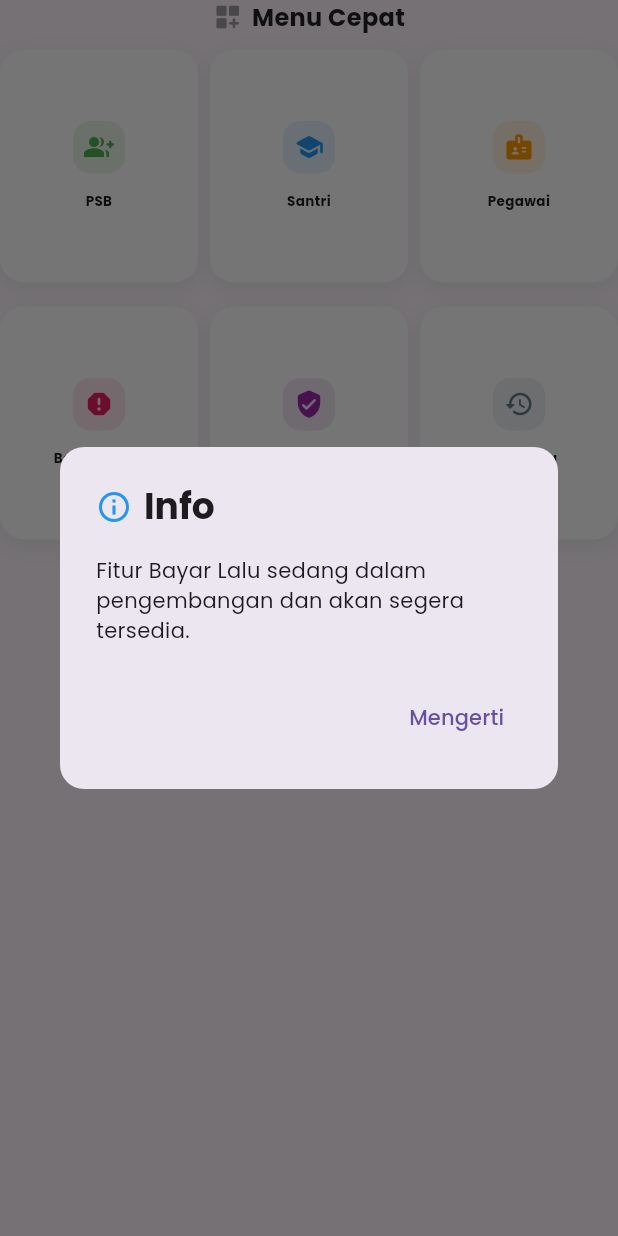
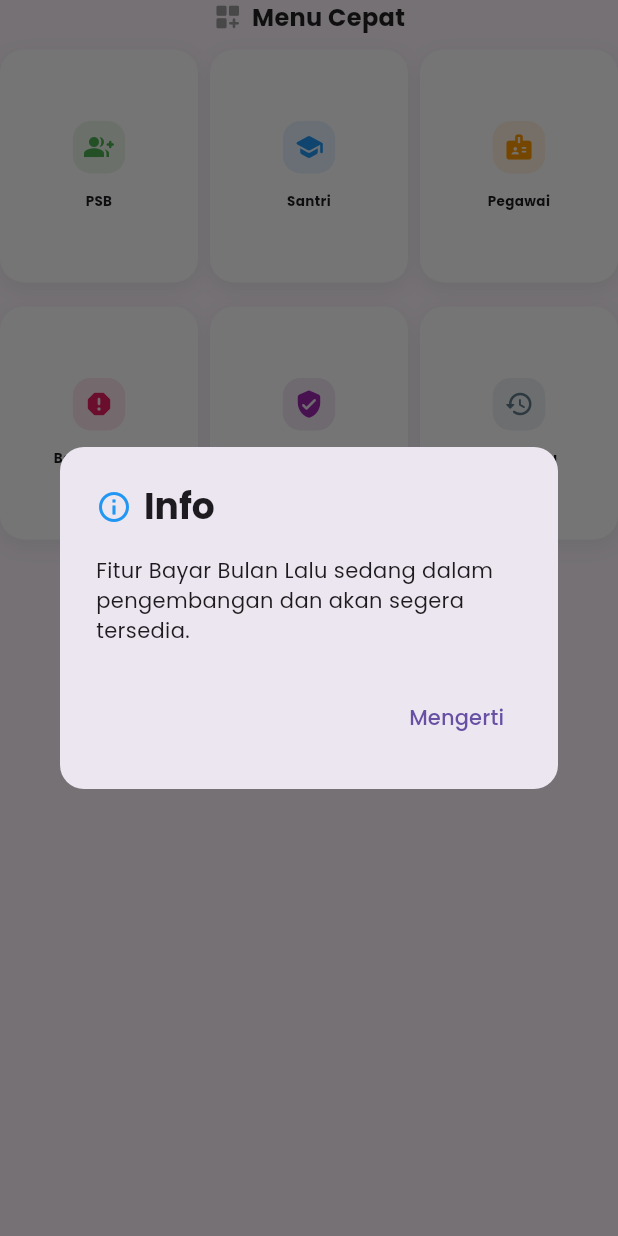
Before and after one commit to muhammadalifalhusain/apk_abah_PPATQ, a Flutter app: the MenuIkonWidget widget shown alone on an empty page, opened directly, after a tap on "Bayar Lalu", on a phone screen of 412 x 824 dp. Run offline on Flutter 3.47's test engine with Material 3 defaults, Android fonts, the phone set to English and light mode, and no system bars; our stand-ins replace google_fonts, shared_preferences; accounts and stored records are empty; statements that could not run were skipped.

Commit message:
feat : pegawai menu, handle url image

```diff
--- a/lib/widgets/menu_widget.dart
+++ b/lib/widgets/menu_widget.dart
@@ -1,6 +1,7 @@
 import 'package:flutter/material.dart';
 import 'package:google_fonts/google_fonts.dart';
 import '../screens/main/psb_screen.dart';
+import '../screens/main/pegawai_screen.dart';
 
 class MenuIkonWidget extends StatefulWidget {
   const MenuIkonWidget({Key? key}) : super(key: key);
@@ -9,28 +10,27 @@ class MenuIkonWidget extends StatefulWidget {
   State<MenuIkonWidget> createState() => _MenuIkonWidgetState();
 }
 
+class _MenuItem {
+  final IconData icon;
+  final String label;
+  final Color color;
+  final VoidCallback? onTap;
+
+  _MenuItem({
+    required this.icon,
+    required this.label,
+    required this.color,
+    this.onTap,
+  });
+}
+
 class _MenuIkonWidgetState extends State<MenuIkonWidget> {
   bool _showAll = false;
 
-  final List<_MenuItem> _allMenuItems = [
-    _MenuItem(icon: Icons.group_add_rounded, label: 'PSB', color: Color(0xFF4CAF50), onTap: PsbScreen()),
-    _MenuItem(icon: Icons.school_rounded, label: 'Santri', color: Color(0xFF2196F3)),
-    _MenuItem(icon: Icons.badge_rounded, label: 'Pegawai', color: Color(0xFFFF9800)),
-    _MenuItem(icon: Icons.report_rounded, label: 'Belum Lapor', color: Color(0xFFE91E63)),
-    _MenuItem(icon: Icons.verified_user_rounded, label: 'Bayar Valid', color: Color(0xFF9C27B0)),
-    _MenuItem(icon: Icons.history_rounded, label: 'Bayar Lalu', color: Color(0xFF607D8B)),
-    _MenuItem(icon: Icons.bed_rounded, label: 'Kamar', color: Color(0xFF3F51B5)),
-    _MenuItem(icon: Icons.class_rounded, label: 'Kelas', color: Color(0xFF00BCD4)),
-    _MenuItem(icon: Icons.menu_book_rounded, label: 'Tahfidz', color: Color(0xFF795548)),
-    _MenuItem(icon: Icons.warehouse_rounded, label: 'Aset', color: Color(0xFF8BC34A)),
-    _MenuItem(icon: Icons.supervised_user_circle_rounded, label: 'Murroby', color: Color(0xFFFF5722)),
-    _MenuItem(icon: Icons.account_circle_rounded, label: 'Ustad', color: Color(0xFF673AB7)),
-    _MenuItem(icon: Icons.local_fire_department_rounded, label: 'Kurban', color: Color(0xFFCDDC39)),
-  ];
-
   @override
   Widget build(BuildContext context) {
-    final displayedItems = _showAll ? _allMenuItems : _allMenuItems.take(6).toList();
+    final menuItems = _buildMenuItems(context);
+    final displayedItems = _showAll ? menuItems : menuItems.take(6).toList();
 
     return Column(
       crossAxisAlignment: CrossAxisAlignment.start,
@@ -52,7 +52,6 @@ class _MenuIkonWidgetState extends State<MenuIkonWidget> {
             ],
           ),
         ),
-
         const SizedBox(height: 10),
         GridView.count(
           shrinkWrap: true,
@@ -79,18 +78,118 @@ class _MenuIkonWidgetState extends State<MenuIkonWidget> {
     );
   }
 
+  List<_MenuItem> _buildMenuItems(BuildContext context) {
+    return [
+      _MenuItem(
+        icon: Icons.group_add_rounded,
+        label: 'PSB',
+        color: const Color(0xFF4CAF50),
+        onTap: () {
+          Navigator.push(context, MaterialPageRoute(builder: (_) => const PsbScreen()));
+        },
+      ),
+      _MenuItem(
+        icon: Icons.school_rounded,
+        label: 'Santri',
+        color: const Color(0xFF2196F3),
+        onTap: () {
+          _showComingSoonDialog(context, 'Santri');
+        },
+      ),
+      _MenuItem(
+        icon: Icons.badge_rounded,
+        label: 'Pegawai',
+        color: const Color(0xFFFF9800),
+        onTap: () {
+          Navigator.push(context, MaterialPageRoute(builder: (_) => const PegawaiScreen()));
+        },
+      ),
+      _MenuItem(
+        icon: Icons.report_rounded,
+        label: 'Belum Lapor',
+        color: const Color(0xFFE91E63),
+        onTap: () {
+          _showComingSoonDialog(context, 'Belum Lapor');
+        },
+      ),
+      _MenuItem(
+        icon: Icons.verified_user_rounded,
+        label: 'Bayar Valid',
+        color: const Color(0xFF9C27B0),
+        onTap: () {
+          _showComingSoonDialog(context, 'Bayar Valid');
+        },
+      ),
+      _MenuItem(
+        icon: Icons.history_rounded,
+        label: 'Bayar Lalu',
+        color: const Color(0xFF607D8B),
+        onTap: () {
+          _showComingSoonDialog(context, 'Bayar Bulan Lalu');
+        },
+      ),
+      _MenuItem(
+        icon: Icons.bed_rounded,
+        label: 'Kamar',
+        color: const Color(0xFF3F51B5),
+        onTap: () {
+          _showComingSoonDialog(context, 'Kamar');
+        },
+      ),
+      _MenuItem(
+        icon: Icons.class_rounded,
+        label: 'Kelas',
+        color: const Color(0xFF00BCD4),
+        onTap: () {
+          _showComingSoonDialog(context, 'Kelas');
+        },
+      ),
+      _MenuItem(
+        icon: Icons.menu_book_rounded,
+        label: 'Tahfidz',
+        color: const Color(0xFF795548),
+        onTap: () {
+          _showComingSoonDialog(context, 'Tahfidz');
+        },
+      ),
+      _MenuItem(
+        icon: Icons.warehouse_rounded,
+        label: 'Aset',
+        color: const Color(0xFF8BC34A),
+        onTap: () {
+          _showComingSoonDialog(context, 'Aset');
+        },
+      ),
+      _MenuItem(
+        icon: Icons.supervised_user_circle_rounded,
+        label: 'Murroby',
+        color: const Color(0xFFFF5722),
+        onTap: () {
+          _showComingSoonDialog(context, 'Murroby');
+        },
+      ),
+      _MenuItem(
+        icon: Icons.account_circle_rounded,
+        label: 'Ustad',
+        color: const Color(0xFF673AB7),
+        onTap: () {
+          _showComingSoonDialog(context, 'Ustad Tahfidz');
+        },
+      ),
+      _MenuItem(
+        icon: Icons.local_fire_department_rounded,
+        label: 'Kurban',
+        color: const Color(0xFFCDDC39),
+        onTap: () {
+          _showComingSoonDialog(context, 'Kurban');
+        },
+      ),
+    ];
+  }
+
   Widget _buildMenuItem(BuildContext context, _MenuItem item) {
     return GestureDetector(
-      onTap: () {
-        if (item.onTap != null) {
-          Navigator.push(
-            context,
-            MaterialPageRoute(builder: (context) => item.onTap!),
-          );
-        } else {
-          _showComingSoonDialog(context, item.label);
-        }
-      },
+      onTap: item.onTap,
       child: Container(
         decoration: BoxDecoration(
           color: Colors.white,
@@ -120,7 +219,10 @@ class _MenuIkonWidgetState extends State<MenuIkonWidget> {
               const SizedBox(height: 12),
               Text(
                 item.label,
-                style: GoogleFonts.poppins(fontSize: 9, fontWeight: FontWeight.bold),
+                style: GoogleFonts.poppins(
+                  fontSize: 9,
+                  fontWeight: FontWeight.bold,
+                ),
                 textAlign: TextAlign.center,
               ),
             ],
@@ -156,17 +258,3 @@ class _MenuIkonWidgetState extends State<MenuIkonWidget> {
     );
   }
 }
-
-class _MenuItem {
-  final IconData icon;
-  final String label;
-  final Color color;
-  final Widget? onTap;
-
-  _MenuItem({
-    required this.icon,
-    required this.label,
-    required this.color,
-    this.onTap,
-  });
-}
```
Also changed, not shown: lib/models/pegawai_model.dart (+19 -29 lines), lib/screens/main/dashboard_screen.dart (+17 -12 lines), lib/screens/main/pegawai_screen.dart (added, +115 -0 lines).
